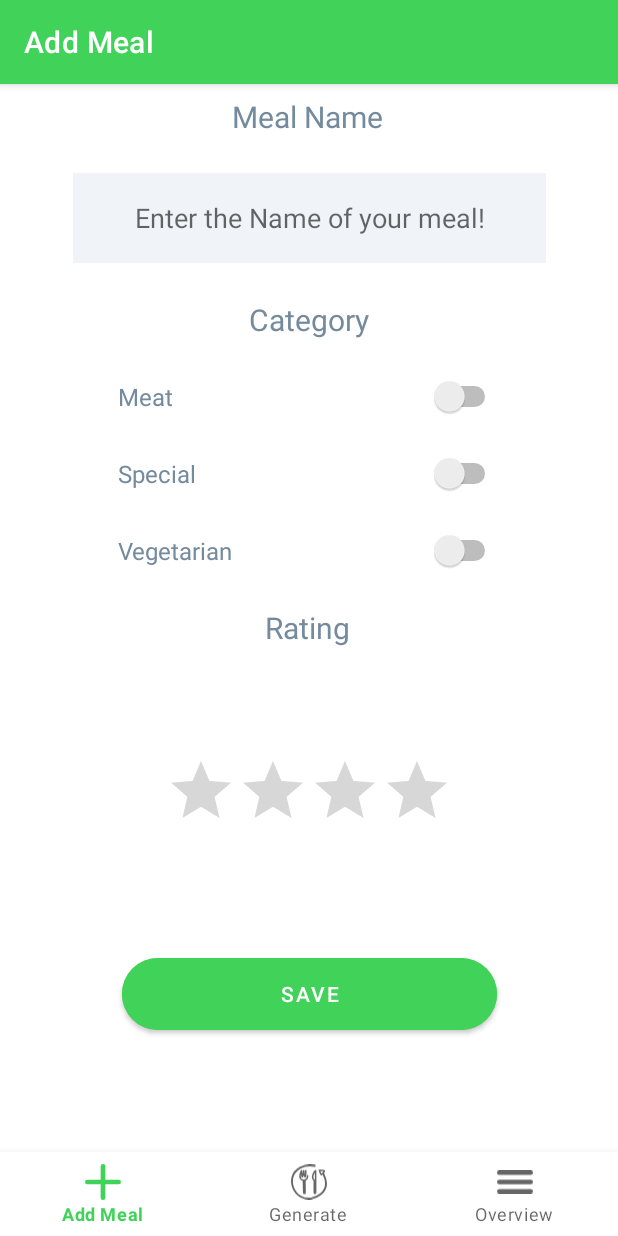
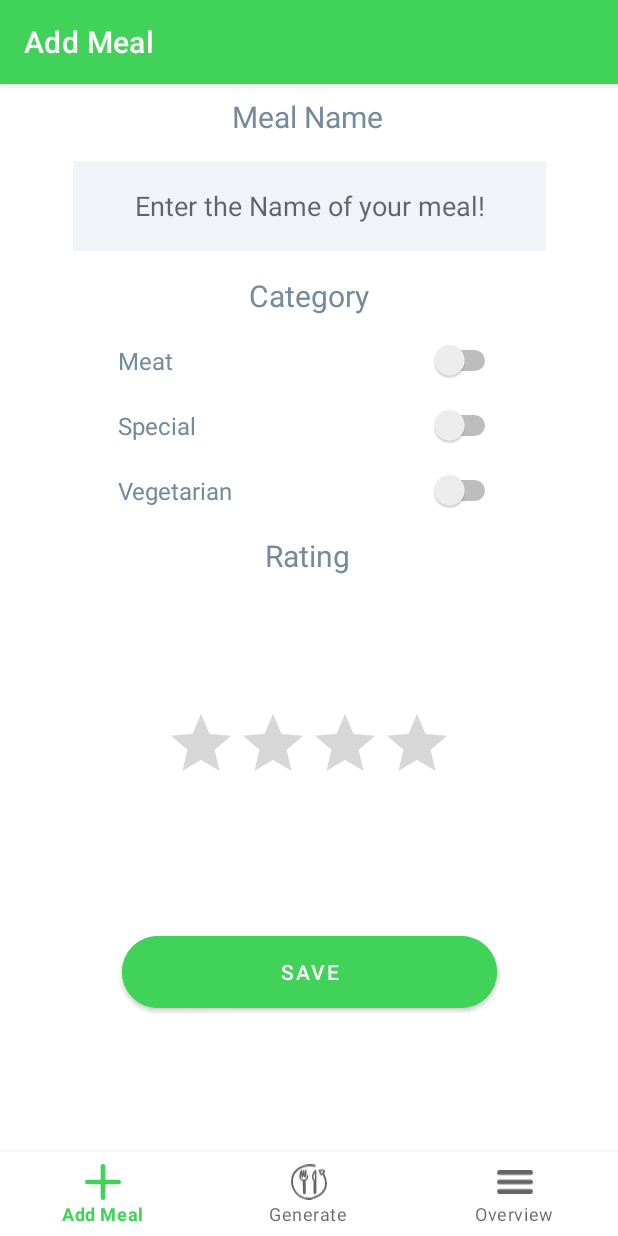
Before and after one commit to sw21-tug/Team_13, an Android app: the AddMealFragment screen opened through its navigation route, on a phone screen of 412 x 824 dp. Run offline under Robolectric (Android 15) with nearby library versions, the phone set to English and light mode, and no system bars; our stand-ins replace Room's generated code, navigation-ui.

Commit message:
DMM-015 merging [KN, PM]

```diff
--- a/app/src/main/res/layout/fragment_addmeal.xml
+++ b/app/src/main/res/layout/fragment_addmeal.xml
@@ -12,7 +12,7 @@
         android:id="@+id/form_edit"
         android:layout_width="315dp"
         android:layout_height="60dp"
-        android:layout_marginTop="24dp"
+        android:layout_marginTop="16dp"
         android:autofillHints=""
         android:background="?attr/add_meal_edit_bg"
         android:hint="@string/enter_menu"
@@ -27,6 +27,7 @@
         android:id="@+id/form_save"
         android:layout_width="250dp"
         android:layout_height="60dp"
+        android:layout_marginTop="2dp"
         android:backgroundTint="#41D359"
         android:text="@string/save"
         android:textColor="@color/white"
@@ -41,10 +42,10 @@
         android:id="@+id/form_ratingBar"
         android:layout_width="wrap_content"
         android:layout_height="wrap_content"
+        android:layout_marginTop="2dp"
         android:numStars="4"
         android:stepSize="1"
         app:layout_constraintBottom_toTopOf="@+id/form_save"
-
         app:layout_constraintEnd_toEndOf="parent"
         app:layout_constraintStart_toStartOf="parent"
         app:layout_constraintTop_toBottomOf="@+id/textView4" />
@@ -53,7 +54,7 @@
         android:id="@+id/check_meat"
         android:layout_width="255dp"
         android:layout_height="wrap_content"
-        android:layout_marginTop="24dp"
+        android:layout_marginTop="16dp"
         android:text="@string/meat"
         android:textColor="#748A9D"
         android:textSize="16sp"
@@ -65,7 +66,7 @@
         android:id="@+id/check_veggie"
         android:layout_width="255dp"
         android:layout_height="wrap_content"
-        android:layout_marginTop="24dp"
+        android:layout_marginTop="16dp"
         android:text="@string/vegetarian"
         android:textColor="#748A9D"
         android:textSize="16sp"
@@ -77,7 +78,7 @@
         android:id="@+id/check_special"
         android:layout_width="255dp"
         android:layout_height="wrap_content"
-        android:layout_marginTop="24dp"
+        android:layout_marginTop="16dp"
         android:text="@string/special"
         android:textColor="#748A9D"
         android:textSize="16sp"
@@ -103,7 +104,7 @@
         android:id="@+id/textView3"
         android:layout_width="wrap_content"
         android:layout_height="wrap_content"
-        android:layout_marginTop="24dp"
+        android:layout_marginTop="16dp"
         android:text="@string/meal_category"
         android:textColor="#748A9D"
         android:textSize="20sp"
@@ -115,7 +116,7 @@
         android:id="@+id/textView4"
         android:layout_width="wrap_content"
         android:layout_height="wrap_content"
-        android:layout_marginTop="24dp"
+        android:layout_marginTop="16dp"
         android:text="@string/meal_rating"
         android:textColor="#748A9D"
         android:textSize="20sp"
```
